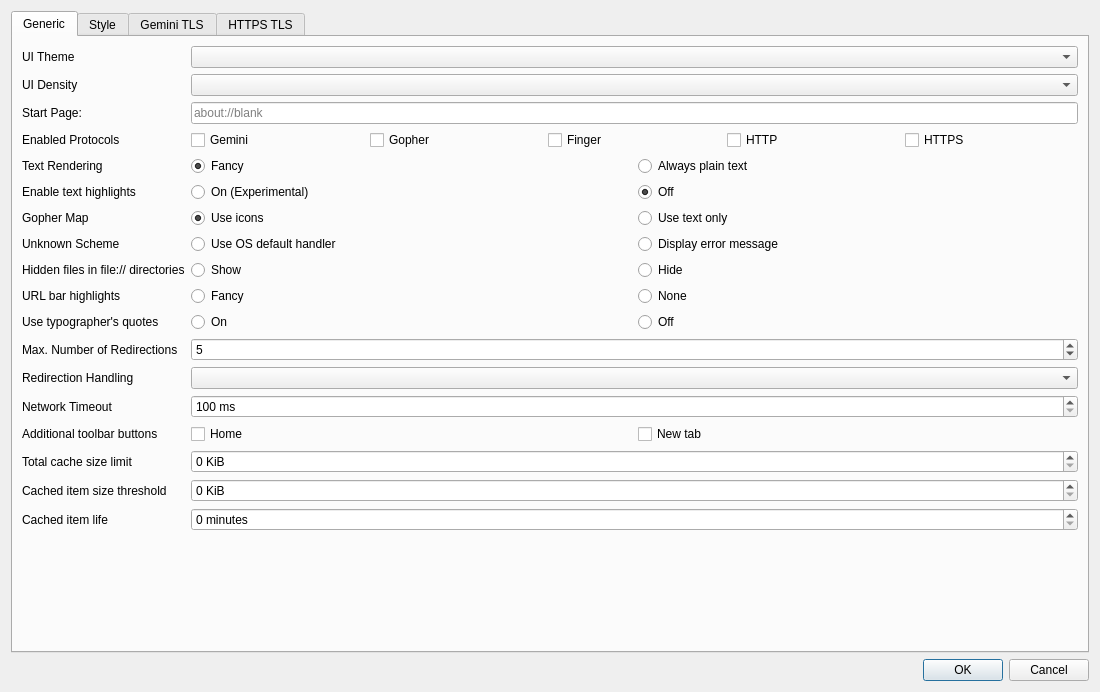
Old version of the form src/dialogs/settingsdialog.ui in the repository ikskuh/kristall.
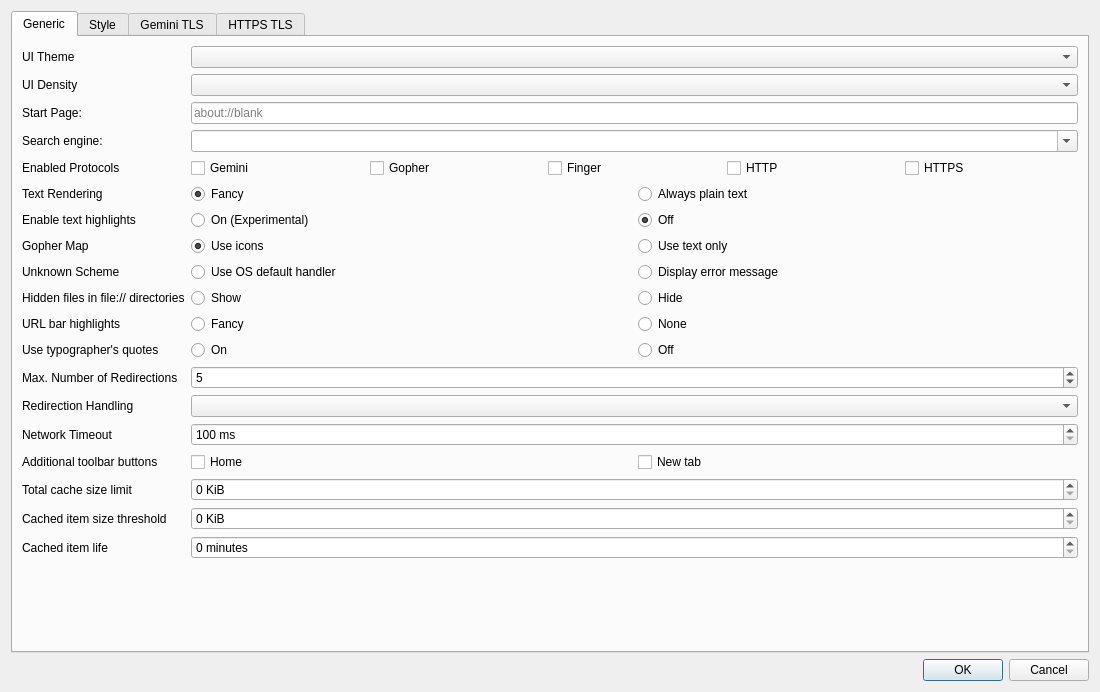
New version of the form. Icons and pictures are not drawn. Custom widgets are drawn as their Qt base class.

Commit message: Added search engine preference

```diff
--- a/src/dialogs/settingsdialog.ui
+++ b/src/dialogs/settingsdialog.ui
@@ -67,13 +67,30 @@
         </widget>
        </item>
        <item row="3" column="0">
+        <widget class="QLabel" name="label_40">
+         <property name="text">
+          <string>Search engine:</string>
+         </property>
+        </widget>
+       </item>
+       <item row="3" column="1">
+        <widget class="QComboBox" name="search_engine">
+         <property name="editable">
+          <bool>true</bool>
+         </property>
+         <property name="placeholderText">
+           <string>Enter URL with '%1' in place of query</string>
+         </property>
+        </widget>
+       </item>
+       <item row="4" column="0">
         <widget class="QLabel" name="label_16">
          <property name="text">
           <string>Enabled Protocols</string>
          </property>
         </widget>
        </item>
-       <item row="3" column="1">
+       <item row="4" column="1">
         <layout class="QHBoxLayout" name="horizontalLayout">
          <item>
           <widget class="QCheckBox" name="enable_gemini">
@@ -118,14 +135,14 @@
          </item>
         </layout>
        </item>
-       <item row="4" column="0">
+       <item row="5" column="0">
         <widget class="QLabel" name="label_19">
          <property name="text">
           <string>Text Rendering</string>
          </property>
         </widget>
        </item>
-       <item row="4" column="1">
+       <item row="5" column="1">
         <layout class="QHBoxLayout" name="horizontalLayout_5">
          <item>
           <widget class="QRadioButton" name="fancypants_on">
@@ -152,14 +169,14 @@
          </item>
         </layout>
        </item>
-       <item row="5" column="0">
+       <item row="6" column="0">
         <widget class="QLabel" name="label_18">
          <property name="text">
           <string>Enable text highlights</string>
          </property>
         </widget>
        </item>
-       <item row="5" column="1">
+       <item row="6" column="1">
         <layout class="QHBoxLayout" name="horizontalLayout_3">
          <item>
           <widget class="QRadioButton" name="texthl_on">
@@ -186,14 +203,14 @@
          </item>
         </layout>
        </item>
-       <item row="6" column="0">
+       <item row="7" column="0">
         <widget class="QLabel" name="label_20">
          <property name="text">
           <string>Gopher Map</string>
          </property>
         </widget>
        </item>
-       <item row="6" column="1">
+       <item row="7" column="1">
         <layout class="QHBoxLayout" name="horizontalLayout_4">
          <item>
           <widget class="QRadioButton" name="gophermap_icon">
@@ -220,14 +237,14 @@
          </item>
         </layout>
        </item>
-       <item row="7" column="0">
+       <item row="8" column="0">
         <widget class="QLabel" name="label_22">
          <property name="text">
           <string>Unknown Scheme</string>
          </property>
         </widget>
        </item>
-       <item row="7" column="1">
+       <item row="8" column="1">
         <layout class="QHBoxLayout" name="horizontalLayout_7">
          <item>
           <widget class="QRadioButton" name="scheme_os_default">
@@ -251,14 +268,14 @@
          </item>
         </layout>
        </item>
-       <item row="8" column="0">
+       <item row="9" column="0">
         <widget class="QLabel" name="label_23">
          <property name="text">
           <string>Hidden files in file:// directories</string>
          </property>
         </widget>
        </item>
-       <item row="8" column="1">
+       <item row="9" column="1">
         <layout class="QHBoxLayout" name="horizontalLayout_8">
          <item>
           <widget class="QRadioButton" name="show_hidden_files">
@@ -282,14 +299,14 @@
          </item>
         </layout>
        </item>
-       <item row="9" column="0">
+       <item row="10" column="0">
         <widget class="QLabel" name="label_24">
          <property name="text">
           <string>URL bar highlights</string>
          </property>
         </widget>
        </item>
-       <item row="9" column="1">
+       <item row="10" column="1">
         <layout class="QHBoxLayout" name="horizontalLayout_9">
          <item>
           <widget class="QRadioButton" name="urlbarhl_fancy">
@@ -313,7 +330,7 @@
          </item>
         </layout>
        </item>
-       <item row="10" column="0">
+       <item row="11" column="0">
         <widget class="QLabel" name="label_39">
          <property name="text">
           <string>Use typographer's quotes</string>
@@ -323,7 +340,7 @@
          </property>
         </widget>
        </item>
-       <item row="10" column="1">
+       <item row="11" column="1">
         <layout class="QHBoxLayout" name="horizontalLayout_10">
          <item>
           <widget class="QRadioButton" name="fancyquotes_on">
@@ -347,38 +364,38 @@
          </item>
         </layout>
        </item>
-       <item row="11" column="0">
+       <item row="12" column="0">
         <widget class="QLabel" name="label_26">
          <property name="text">
           <string>Max. Number of Redirections</string>
          </property>
         </widget>
        </item>
-       <item row="11" column="1">
+       <item row="12" column="1">
         <widget class="QSpinBox" name="max_redirects">
          <property name="value">
           <number>5</number>
          </property>
         </widget>
        </item>
-       <item row="12" column="0">
+       <item row="13" column="0">
         <widget class="QLabel" name="label_27">
          <property name="text">
           <string>Redirection Handling</string>
          </property>
         </widget>
        </item>
-       <item row="12" column="1">
+       <item row="13" column="1">
         <widget class="QComboBox" name="redirection_mode"/>
        </item>
-       <item row="13" column="0">
+       <item row="14" column="0">
         <widget class="QLabel" name="label_28">
          <property name="text">
           <string>Network Timeout</string>
          </property>
         </widget>
        </item>
-       <item row="13" column="1">
+       <item row="14" column="1">
         <widget class="QSpinBox" name="network_timeout">
          <property name="suffix">
           <string> ms</string>
@@ -391,14 +408,14 @@
          </property>
         </widget>
        </item>
-       <item row="14" column="0">
+       <item row="15" column="0">
         <widget class="QLabel" name="label_29">
          <property name="text">
           <string>Additional toolbar buttons</string>
          </property>
         </widget>
        </item>
-       <item row="14" column="1">
+       <item row="15" column="1">
         <layout class="QHBoxLayout" name="horizontalLayout_99">
          <item>
           <widget class="QCheckBox" name="enable_home_btn">
@@ -416,7 +433,7 @@
          </item>
         </layout>
        </item>
-       <item row="15" column="0">
+       <item row="16" column="0">
         <widget class="QLabel" name="label_30">
          <property name="text">
           <string>Total cache size limit</string>
@@ -426,7 +443,7 @@
          </property>
         </widget>
        </item>
-       <item row="15" column="1">
+       <item row="16" column="1">
         <widget class="QSpinBox" name="cache_limit">
          <property name="suffix">
           <string> KiB</string>
@@ -440,7 +457,7 @@
         </widget>
        </item>
 
-       <item row="16" column="0">
+       <item row="17" column="0">
         <widget class="QLabel" name="label_31">
          <property name="text">
           <string>Cached item size threshold</string>
@@ -450,7 +467,7 @@
          </property>
         </widget>
        </item>
-       <item row="16" column="1">
+       <item row="17" column="1">
         <widget class="QSpinBox" name="cache_threshold">
          <property name="suffix">
           <string> KiB</string>
@@ -464,7 +481,7 @@
         </widget>
        </item>
 
-       <item row="17" column="0">
+       <item row="18" column="0">
         <widget class="QLabel" name="label_31">
          <property name="text">
           <string>Cached item life</string>
@@ -474,7 +491,7 @@
          </property>
         </widget>
        </item>
-       <item row="17" column="1">
+       <item row="18" column="1">
         <widget class="QSpinBox" name="cache_life">
          <property name="suffix">
           <string> minutes</string>
```
Left out of the diff: 2 changed lines with no effect on the pictures. The commit also changes 5 other files.
